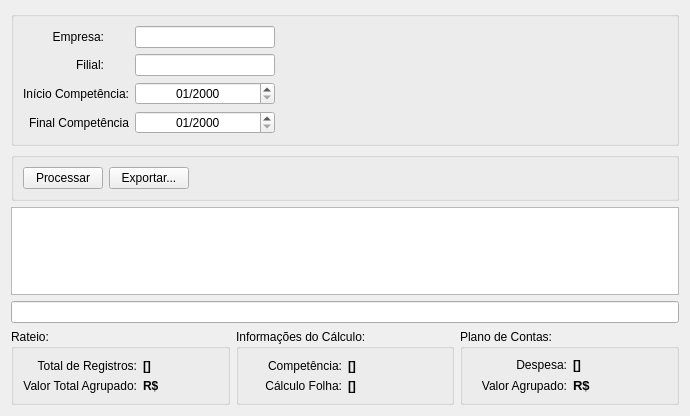
This is planodecontas.ui in fallomermo/SeverinoToolKit as Qt 5 draws it before an edit. The edited form follows.
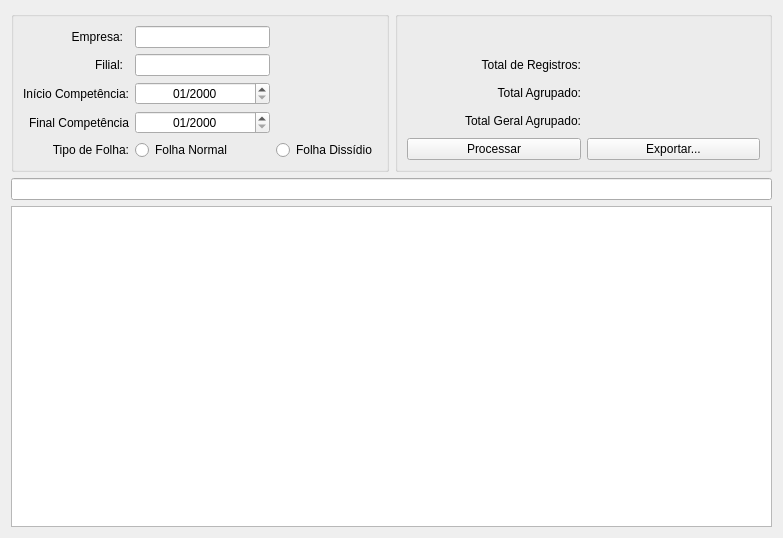
This is the edited form. Icons and pictures are not drawn.

```diff
--- a/planodecontas.ui
+++ b/planodecontas.ui
@@ -6,8 +6,8 @@
    <rect>
     <x>0</x>
     <y>0</y>
-    <width>690</width>
-    <height>416</height>
+    <width>783</width>
+    <height>538</height>
    </rect>
   </property>
   <property name="windowTitle">
@@ -17,27 +17,134 @@
    <string notr="true"/>
   </property>
   <layout class="QGridLayout" name="gridLayout_2">
-   <item row="2" column="0" colspan="3">
-    <widget class="QTableWidget" name="tableWidget"/>
+   <item row="4" column="0" colspan="4">
+    <widget class="QTableWidget" name="tableWidget">
+     <property name="sortingEnabled">
+      <bool>true</bool>
+     </property>
+    </widget>
    </item>
-   <item row="1" column="0" colspan="3">
-    <widget class="QGroupBox" name="groupBox_PainelAcao">
+   <item row="3" column="0" colspan="4">
+    <widget class="QLineEdit" name="campoPesquisarObjetosTabela">
+     <property name="clearButtonEnabled">
+      <bool>true</bool>
+     </property>
+    </widget>
+   </item>
+   <item row="0" column="2" rowspan="2" colspan="2">
+    <widget class="QGroupBox" name="groupBox_Filtro_2">
      <property name="title">
       <string/>
      </property>
-     <layout class="QHBoxLayout" name="horizontalLayout">
-      <item>
-       <widget class="QPushButton" name="botaoProcessar">
+     <layout class="QGridLayout" name="gridLayout_6">
+      <item row="1" column="0">
+       <widget class="QLabel" name="label_14">
         <property name="text">
-         <string>Processar</string>
+         <string>Total de Registros:</string>
         </property>
-        <property name="icon">
-         <iconset resource="thema.qrc">
-          <normaloff>:/images/paper-plane.png</normaloff>:/images/paper-plane.png</iconset>
+        <property name="alignment">
+         <set>Qt::AlignRight|Qt::AlignTrailing|Qt::AlignVCenter</set>
         </property>
        </widget>
       </item>
-      <item>
+      <item row="0" column="0" colspan="2">
+       <widget class="QLabel" name="campoEventoPlanoContas">
+        <property name="font">
+         <font>
+          <pointsize>10</pointsize>
+          <weight>75</weight>
+          <bold>true</bold>
+         </font>
+        </property>
+        <property name="text">
+         <string/>
+        </property>
+        <property name="alignment">
+         <set>Qt::AlignCenter</set>
+        </property>
+       </widget>
+      </item>
+      <item row="2" column="0">
+       <widget class="QLabel" name="label_20">
+        <property name="text">
+         <string>Total Agrupado:</string>
+        </property>
+        <property name="alignment">
+         <set>Qt::AlignRight|Qt::AlignTrailing|Qt::AlignVCenter</set>
+        </property>
+       </widget>
+      </item>
+      <item row="1" column="1">
+       <widget class="QLabel" name="campoTotalRegistros">
+        <property name="minimumSize">
+         <size>
+          <width>100</width>
+          <height>0</height>
+         </size>
+        </property>
+        <property name="font">
+         <font>
+          <pointsize>9</pointsize>
+          <weight>75</weight>
+          <bold>true</bold>
+         </font>
+        </property>
+        <property name="text">
+         <string/>
+        </property>
+       </widget>
+      </item>
+      <item row="3" column="1">
+       <widget class="QLabel" name="campoValorTotalAgrupado">
+        <property name="minimumSize">
+         <size>
+          <width>100</width>
+          <height>0</height>
+         </size>
+        </property>
+        <property name="font">
+         <font>
+          <pointsize>9</pointsize>
+          <weight>75</weight>
+          <bold>true</bold>
+         </font>
+        </property>
+        <property name="text">
+         <string/>
+        </property>
+       </widget>
+      </item>
+      <item row="2" column="1">
+       <widget class="QLabel" name="campoValorEventoAgrupado">
+        <property name="minimumSize">
+         <size>
+          <width>100</width>
+          <height>0</height>
+         </size>
+        </property>
+        <property name="font">
+         <font>
+          <pointsize>9</pointsize>
+          <weight>75</weight>
+          <bold>true</bold>
+         </font>
+        </property>
+        <property name="text">
+         <string/>
+        </property>
+       </widget>
+      </item>
+      <item row="3" column="0">
+       <widget class="QLabel" name="label_16">
+        <property name="text">
+         <string>Total Geral Agrupado:</string>
+        </property>
+        <property name="alignment">
+         <set>Qt::AlignRight|Qt::AlignTrailing|Qt::AlignVCenter</set>
+        </property>
+       </widget>
+      </item>
+      <item row="4" column="1">
        <widget class="QPushButton" name="botaoExportar">
         <property name="text">
          <string>Exportar...</string>
@@ -48,73 +155,34 @@
         </property>
        </widget>
       </item>
-      <item>
-       <spacer name="horizontalSpacer_2">
-        <property name="orientation">
-         <enum>Qt::Horizontal</enum>
+      <item row="4" column="0">
+       <widget class="QPushButton" name="botaoProcessar">
+        <property name="text">
+         <string>Processar</string>
         </property>
-        <property name="sizeHint" stdset="0">
-         <size>
-          <width>530</width>
-          <height>20</height>
-         </size>
+        <property name="icon">
+         <iconset resource="thema.qrc">
+          <normaloff>:/images/paper-plane.png</normaloff>:/images/paper-plane.png</iconset>
         </property>
-       </spacer>
+       </widget>
       </item>
      </layout>
     </widget>
    </item>
-   <item row="0" column="0" colspan="3">
+   <item row="0" column="0" rowspan="2" colspan="2">
     <widget class="QGroupBox" name="groupBox_Filtro">
      <property name="title">
       <string/>
      </property>
      <layout class="QGridLayout" name="gridLayout">
-      <item row="0" column="1">
-       <widget class="QLineEdit" name="campoIDEmpresa">
-        <property name="maximumSize">
-         <size>
-          <width>140</width>
-          <height>16777215</height>
-         </size>
-        </property>
-        <property name="clearButtonEnabled">
-         <bool>true</bool>
-        </property>
-       </widget>
-      </item>
-      <item row="1" column="1">
-       <widget class="QLineEdit" name="campoIDFilial">
-        <property name="maximumSize">
-         <size>
-          <width>140</width>
-          <height>16777215</height>
-         </size>
-        </property>
-        <property name="clearButtonEnabled">
-         <bool>true</bool>
-        </property>
-       </widget>
-      </item>
-      <item row="2" column="0">
-       <widget class="QLabel" name="label_5">
-        <property name="text">
-         <string>Início Competência:</string>
-        </property>
-        <property name="alignment">
-         <set>Qt::AlignRight|Qt::AlignTrailing|Qt::AlignVCenter</set>
-        </property>
-       </widget>
-      </item>
-      <item row="1" column="3" colspan="2">
-       <widget class="QLabel" name="campoNomeFilial">
-        <property name="text">
-         <string/>
-        </property>
-       </widget>
-      </item>
       <item row="0" column="0">
        <widget class="QLabel" name="label_7">
+        <property name="minimumSize">
+         <size>
+          <width>100</width>
+          <height>0</height>
+         </size>
+        </property>
         <property name="maximumSize">
          <size>
           <width>81</width>
@@ -129,8 +197,49 @@
         </property>
        </widget>
       </item>
-      <item row="0" column="3" colspan="2">
+      <item row="2" column="1">
+       <widget class="QDateEdit" name="campoInicioPeriodo">
+        <property name="minimumSize">
+         <size>
+          <width>100</width>
+          <height>0</height>
+         </size>
+        </property>
+        <property name="alignment">
+         <set>Qt::AlignCenter</set>
+        </property>
+        <property name="showGroupSeparator" stdset="0">
+         <bool>true</bool>
+        </property>
+        <property name="displayFormat">
+         <string>MM/yyyy</string>
+        </property>
+       </widget>
+      </item>
+      <item row="3" column="0">
+       <widget class="QLabel" name="label">
+        <property name="minimumSize">
+         <size>
+          <width>100</width>
+          <height>0</height>
+         </size>
+        </property>
+        <property name="text">
+         <string>Final Competência</string>
+        </property>
+        <property name="alignment">
+         <set>Qt::AlignRight|Qt::AlignTrailing|Qt::AlignVCenter</set>
+        </property>
+       </widget>
+      </item>
+      <item row="0" column="2" colspan="2">
        <widget class="QLabel" name="campoNomeEmpresa">
+        <property name="minimumSize">
+         <size>
+          <width>100</width>
+          <height>0</height>
+         </size>
+        </property>
         <property name="text">
          <string/>
         </property>
@@ -138,6 +247,12 @@
       </item>
       <item row="1" column="0">
        <widget class="QLabel" name="label_6">
+        <property name="minimumSize">
+         <size>
+          <width>100</width>
+          <height>0</height>
+         </size>
+        </property>
         <property name="maximumSize">
          <size>
           <width>81</width>
@@ -152,32 +267,22 @@
         </property>
        </widget>
       </item>
-      <item row="3" column="0">
-       <widget class="QLabel" name="label">
-        <property name="text">
-         <string>Final Competência</string>
-        </property>
-        <property name="alignment">
-         <set>Qt::AlignRight|Qt::AlignTrailing|Qt::AlignVCenter</set>
-        </property>
-       </widget>
-      </item>
-      <item row="2" column="1">
-       <widget class="QDateEdit" name="campoInicioPeriodo">
+      <item row="0" column="1">
+       <widget class="QLineEdit" name="campoIDEmpresa">
         <property name="minimumSize">
          <size>
-          <width>140</width>
+          <width>100</width>
           <height>0</height>
          </size>
         </property>
-        <property name="alignment">
-         <set>Qt::AlignCenter</set>
+        <property name="maximumSize">
+         <size>
+          <width>140</width>
+          <height>16777215</height>
+         </size>
         </property>
-        <property name="showGroupSeparator" stdset="0">
-         <bool>true</bool>
-        </property>
-        <property name="displayFormat">
-         <string>MM/yyyy</string>
+        <property name="clearButtonEnabled">
+         <bool>false</bool>
         </property>
        </widget>
       </item>
@@ -185,7 +290,7 @@
        <widget class="QDateEdit" name="campoFinalPeriodo">
         <property name="minimumSize">
          <size>
-          <width>140</width>
+          <width>100</width>
           <height>0</height>
          </size>
         </property>
@@ -200,6 +305,87 @@
         </property>
        </widget>
       </item>
+      <item row="1" column="2" colspan="2">
+       <widget class="QLabel" name="campoNomeFilial">
+        <property name="minimumSize">
+         <size>
+          <width>100</width>
+          <height>0</height>
+         </size>
+        </property>
+        <property name="text">
+         <string/>
+        </property>
+       </widget>
+      </item>
+      <item row="2" column="0">
+       <widget class="QLabel" name="label_5">
+        <property name="minimumSize">
+         <size>
+          <width>100</width>
+          <height>0</height>
+         </size>
+        </property>
+        <property name="text">
+         <string>Início Competência:</string>
+        </property>
+        <property name="alignment">
+         <set>Qt::AlignRight|Qt::AlignTrailing|Qt::AlignVCenter</set>
+        </property>
+       </widget>
+      </item>
+      <item row="4" column="2" colspan="2">
+       <widget class="QRadioButton" name="campoFolhaDissidio">
+        <property name="toolTip">
+         <string>&lt;html&gt;&lt;head/&gt;&lt;body&gt;&lt;p&gt;Quando for folha de dissidio, a pesquisa se baseia na data de pagamento do calculo. Portanto, selecione um período em que essa data seja abrangida.&lt;/p&gt;&lt;/body&gt;&lt;/html&gt;</string>
+        </property>
+        <property name="text">
+         <string>Folha Dissídio</string>
+        </property>
+       </widget>
+      </item>
+      <item row="4" column="1">
+       <widget class="QRadioButton" name="campoFolhaNormal">
+        <property name="text">
+         <string>Folha Normal</string>
+        </property>
+       </widget>
+      </item>
+      <item row="1" column="1">
+       <widget class="QLineEdit" name="campoIDFilial">
+        <property name="minimumSize">
+         <size>
+          <width>100</width>
+          <height>0</height>
+         </size>
+        </property>
+        <property name="maximumSize">
+         <size>
+          <width>140</width>
+          <height>16777215</height>
+         </size>
+        </property>
+        <property name="clearButtonEnabled">
+         <bool>false</bool>
+        </property>
+       </widget>
+      </item>
+      <item row="4" column="0">
+       <widget class="QLabel" name="label_2">
+        <property name="minimumSize">
+         <size>
+          <width>100</width>
+          <height>0</height>
+         </size>
+        </property>
+        <property name="text">
+         <string>Tipo de Folha:</string>
+        </property>
+        <property name="alignment">
+         <set>Qt::AlignRight|Qt::AlignTrailing|Qt::AlignVCenter</set>
+        </property>
+       </widget>
+      </item>
      </layout>
      <zorder>campoNomeFilial</zorder>
      <zorder>label_6</zorder>
@@ -211,179 +397,9 @@
      <zorder>label</zorder>
      <zorder>campoInicioPeriodo</zorder>
      <zorder>campoFinalPeriodo</zorder>
-    </widget>
-   </item>
-   <item row="4" column="1">
-    <widget class="QGroupBox" name="groupBox_InformacaoCalculos">
-     <property name="title">
-      <string>Informações do Cálculo:</string>
-     </property>
-     <layout class="QGridLayout" name="gridLayout_3">
-      <item row="0" column="0">
-       <widget class="QLabel" name="label_10">
-        <property name="text">
-         <string>Competência:</string>
-        </property>
-        <property name="alignment">
-         <set>Qt::AlignRight|Qt::AlignTrailing|Qt::AlignVCenter</set>
-        </property>
-       </widget>
-      </item>
-      <item row="0" column="1">
-       <widget class="QLabel" name="campoCompetenciaBase">
-        <property name="font">
-         <font>
-          <weight>75</weight>
-          <bold>true</bold>
-         </font>
-        </property>
-        <property name="text">
-         <string>[]</string>
-        </property>
-       </widget>
-      </item>
-      <item row="1" column="0">
-       <widget class="QLabel" name="label_12">
-        <property name="text">
-         <string>Cálculo Folha:</string>
-        </property>
-        <property name="alignment">
-         <set>Qt::AlignRight|Qt::AlignTrailing|Qt::AlignVCenter</set>
-        </property>
-       </widget>
-      </item>
-      <item row="1" column="1">
-       <widget class="QLabel" name="campoCalculoFolha">
-        <property name="font">
-         <font>
-          <weight>75</weight>
-          <bold>true</bold>
-         </font>
-        </property>
-        <property name="text">
-         <string>[]</string>
-        </property>
-       </widget>
-      </item>
-     </layout>
-    </widget>
-   </item>
-   <item row="4" column="0">
-    <widget class="QGroupBox" name="groupBox_ValoresRateio">
-     <property name="title">
-      <string>Rateio:</string>
-     </property>
-     <layout class="QGridLayout" name="gridLayout_4">
-      <item row="0" column="0">
-       <widget class="QLabel" name="label_14">
-        <property name="text">
-         <string>Total de Registros:</string>
-        </property>
-        <property name="alignment">
-         <set>Qt::AlignRight|Qt::AlignTrailing|Qt::AlignVCenter</set>
-        </property>
-       </widget>
-      </item>
-      <item row="0" column="1">
-       <widget class="QLabel" name="campoTotalRegistros">
-        <property name="font">
-         <font>
-          <weight>75</weight>
-          <bold>true</bold>
-         </font>
-        </property>
-        <property name="text">
-         <string>[]</string>
-        </property>
-       </widget>
-      </item>
-      <item row="1" column="0">
-       <widget class="QLabel" name="label_16">
-        <property name="text">
-         <string>Valor Total Agrupado:</string>
-        </property>
-        <property name="alignment">
-         <set>Qt::AlignRight|Qt::AlignTrailing|Qt::AlignVCenter</set>
-        </property>
-       </widget>
-      </item>
-      <item row="1" column="1">
-       <widget class="QLabel" name="campoValorTotalAgrupado">
-        <property name="font">
-         <font>
-          <weight>75</weight>
-          <bold>true</bold>
-         </font>
-        </property>
-        <property name="text">
-         <string>R$</string>
-        </property>
-       </widget>
-      </item>
-     </layout>
-    </widget>
-   </item>
-   <item row="4" column="2">
-    <widget class="QGroupBox" name="groupBox_InfoEvento">
-     <property name="title">
-      <string>Plano de Contas:</string>
-     </property>
-     <layout class="QGridLayout" name="gridLayout_5">
-      <item row="0" column="0">
-       <widget class="QLabel" name="label_18">
-        <property name="text">
-         <string>Despesa:</string>
-        </property>
-        <property name="alignment">
-         <set>Qt::AlignRight|Qt::AlignTrailing|Qt::AlignVCenter</set>
-        </property>
-       </widget>
-      </item>
-      <item row="0" column="1">
-       <widget class="QLabel" name="campoEventoPlanoContas">
-        <property name="font">
-         <font>
-          <weight>75</weight>
-          <bold>true</bold>
-         </font>
-        </property>
-        <property name="text">
-         <string>[]</string>
-        </property>
-       </widget>
-      </item>
-      <item row="1" column="0">
-       <widget class="QLabel" name="label_20">
-        <property name="text">
-         <string>Valor Agrupado:</string>
-        </property>
-        <property name="alignment">
-         <set>Qt::AlignRight|Qt::AlignTrailing|Qt::AlignVCenter</set>
-        </property>
-       </widget>
-      </item>
-      <item row="1" column="1">
-       <widget class="QLabel" name="campoValorEventoAgrupado">
-        <property name="font">
-         <font>
-          <pointsize>10</pointsize>
-          <weight>75</weight>
-          <bold>true</bold>
-         </font>
-        </property>
-        <property name="text">
-         <string>R$</string>
-        </property>
-       </widget>
-      </item>
-     </layout>
-    </widget>
-   </item>
-   <item row="3" column="0" colspan="3">
-    <widget class="QLineEdit" name="campoPesquisarObjetosTabela">
-     <property name="clearButtonEnabled">
-      <bool>true</bool>
-     </property>
+     <zorder>campoFolhaNormal</zorder>
+     <zorder>campoFolhaDissidio</zorder>
+     <zorder>label_2</zorder>
     </widget>
    </item>
   </layout>
```
Left out of the diff: 4 changed lines with no effect on the pictures.
